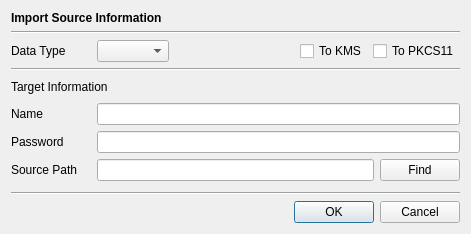
Old version of the form CertMan/import_dlg.ui in the repository jykim74/CertMan.
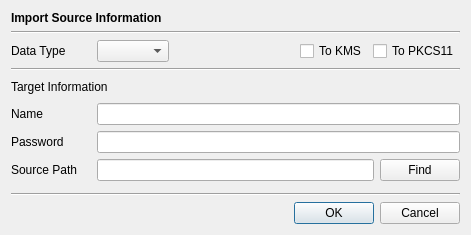
New version of the form.

```diff
--- a/CertMan/import_dlg.ui
+++ b/CertMan/import_dlg.ui
@@ -7,7 +7,7 @@
     <x>0</x>
     <y>0</y>
     <width>471</width>
-    <height>234</height>
+    <height>235</height>
    </rect>
   </property>
   <property name="windowTitle">
```
Left out of the diff: 6 changed lines with no effect on the pictures.
